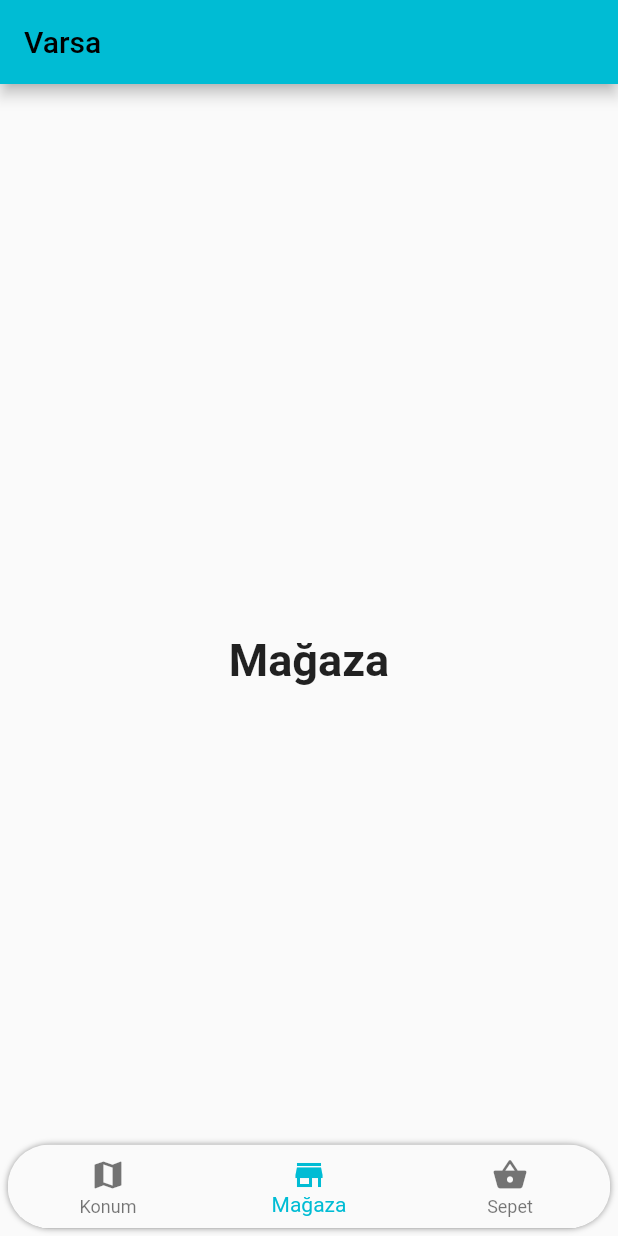
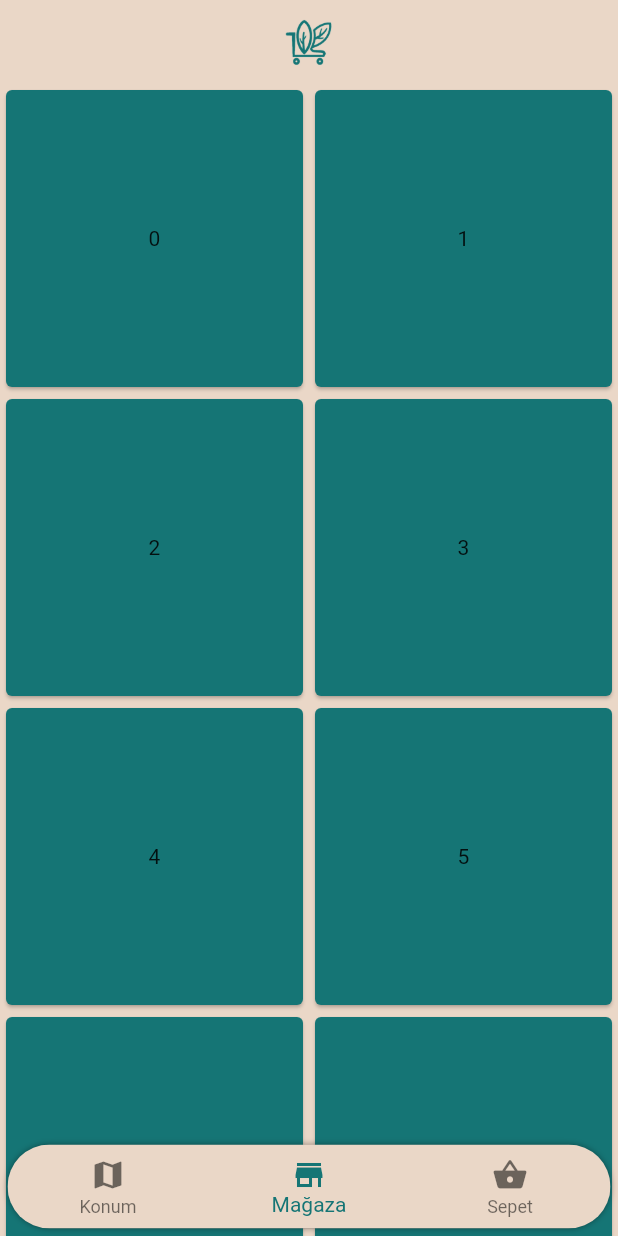
Before and after one commit to PicassoSoftware/Varsa, a Flutter app: the screen it shows after launch, item 2 of the bottom bar chosen, on a phone screen of 412 x 824 dp. Run offline on Flutter 3.47's test engine with Material 2 defaults, Android fonts, the phone set to English and light mode, and no system bars.

Commit message:
Frontend Taslağı oluşturuldu ve mağaza için template oluşturuldu

```diff
--- a/Frontend/lib/main.dart
+++ b/Frontend/lib/main.dart
@@ -1,4 +1,5 @@
 import 'package:flutter/material.dart';
+import 'package:ui/views/store.dart';
 
 void main() {
   runApp(const MyApp());
@@ -22,8 +23,8 @@ class MyApp extends StatelessWidget {
           // or simply save your changes to "hot reload" in a Flutter IDE).
           // Notice that the counter didn't reset back to zero; the application
           // is not restarted.
-        primarySwatch: Colors.cyan,
-      ),
+          primaryColor: const Color(0xFF157575),
+          backgroundColor: const Color(0xFFEAD7C7)),
       home: const MyHomePage(title: 'Flutter Demo Home Page'),
     );
   }
@@ -39,19 +40,17 @@ class MyHomePage extends StatefulWidget {
 }
 
 class _MyHomePageState extends State<MyHomePage> {
+  final List<Map<int, dynamic>> product_list = [];
   int _selectedIndex = 0;
   static const TextStyle optionStyle =
       TextStyle(fontSize: 30, fontWeight: FontWeight.bold);
-  static const List<Widget> _widgetOptions = <Widget>[
-    Text(
+  final List<Widget> _widgetOptions = <Widget>[
+    const Text(
       'Konum',
       style: optionStyle,
     ),
-    Text(
-      'Mağaza',
-      style: optionStyle,
-    ),
-    Text(
+    Store(),
+    const Text(
       'Sepet',
       style: optionStyle,
     ),
@@ -66,9 +65,21 @@ class _MyHomePageState extends State<MyHomePage> {
   @override
   Widget build(BuildContext context) {
     return Scaffold(
+        backgroundColor: Theme.of(context).backgroundColor,
         extendBody: true,
         appBar: AppBar(
-          title: const Text('Varsa'),
+          backgroundColor: Colors.transparent,
+          elevation: 0,
+          title: Row(
+            mainAxisAlignment: MainAxisAlignment.center,
+            children: [
+              Image.asset(
+                'lib/assets/logo.png',
+                fit: BoxFit.contain,
+                height: 32,
+              ),
+            ],
+          ),
         ),
         body: Center(
           child: _widgetOptions.elementAt(_selectedIndex),
@@ -83,10 +94,10 @@ class _MyHomePageState extends State<MyHomePage> {
               ],
             ),
             child: ClipRRect(
-              borderRadius: const BorderRadius.all(
-                 Radius.circular(50.0)
-              ),
+
+              borderRadius: const BorderRadius.all(Radius.circular(50.0)),
               child: BottomNavigationBar(
+                backgroundColor: Theme.of(context).backgroundColor,
                 items: const <BottomNavigationBarItem>[
                   BottomNavigationBarItem(
                     icon: Icon(Icons.map),
@@ -102,7 +113,7 @@ class _MyHomePageState extends State<MyHomePage> {
                   ),
                 ],
                 currentIndex: _selectedIndex,
-                selectedItemColor: Colors.amber[78],
+                selectedItemColor: Theme.of(context).primaryColor,
                 onTap: _onItemTapped,
               ),
             )));
--- /dev/null
+++ b/Frontend/lib/views/store.dart
@@ -0,0 +1,39 @@
+import 'package:flutter/material.dart';
+
+class Store extends StatelessWidget {
+  final List<Map<int, dynamic>> product_list;
+
+  Store({this.product_list = const []});
+
+  @override
+  Widget build(BuildContext context) {
+    Widget products = Center(
+      child: Text(
+        "Can't find any item :(",
+        style: TextStyle(
+          color: Theme.of(context).primaryColor,
+        ),
+      ),
+    );
+    if (product_list.isEmpty) {
+      products = GridView.builder(
+          gridDelegate: const SliverGridDelegateWithFixedCrossAxisCount(
+            crossAxisCount: 2,
+          ),
+          itemCount: 300,
+          itemBuilder: (BuildContext context, int index) {
+            return Container(
+              height: 500,
+              child: Card(
+                color: Theme.of(context).primaryColor,
+                child: Center(child: Text('$index')),
+              ),
+            );
+          });
+    }
+
+    return Container(
+      child: products,
+    );
+  }
+}
--- a/Frontend/pubspec.yaml
+++ b/Frontend/pubspec.yaml
@@ -58,9 +58,8 @@ flutter:
   uses-material-design: true
 
   # To add assets to your application, add an assets section, like this:
-  # assets:
-  #   - images/a_dot_burr.jpeg
-  #   - images/a_dot_ham.jpeg
+  assets:
+    - lib/assets/logo.png
 
   # An image asset can refer to one or more resolution-specific "variants", see
   # https://flutter.dev/assets-and-images/#resolution-aware.
```
Also changed, not shown: Frontend/lib/assets/logo.png (added), Frontend/lib/views/cart.dart (added), Frontend/lib/views/location.dart (added), Frontend/lib/views/product_details.dart (added), Frontend/lib/widgets/product_for_cart.dart (added), Frontend/lib/widgets/product_for_store.dart (added). Lines whose indentation alone changed are shown as unchanged.
